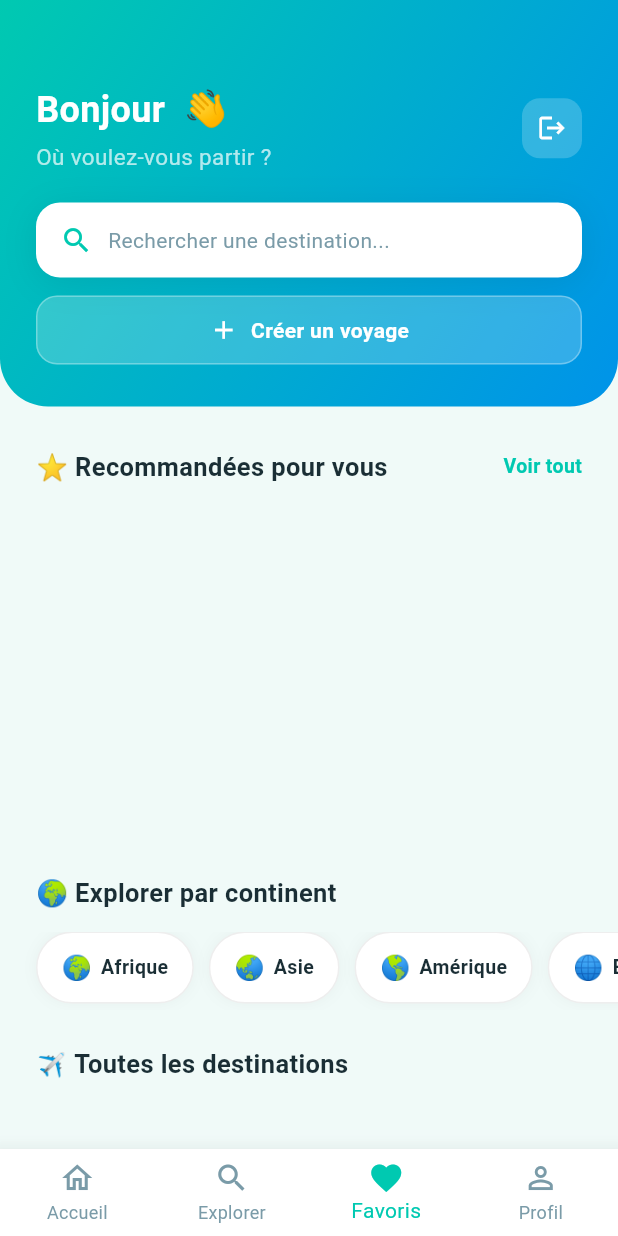
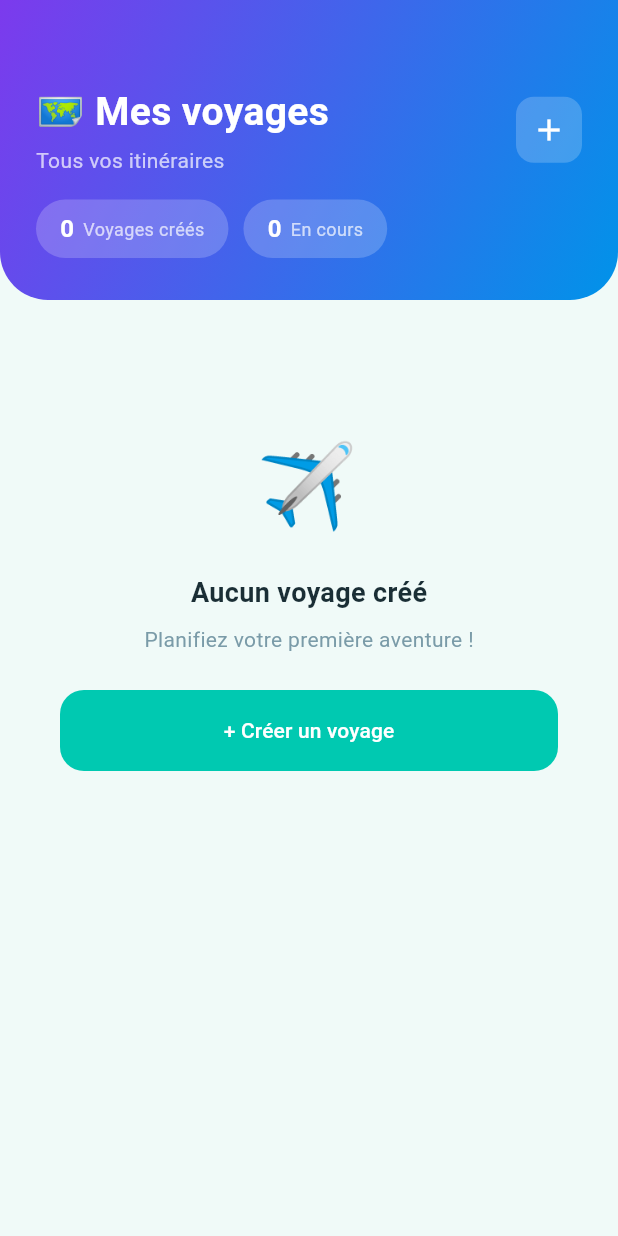
Before and after one commit to Lylouuu/-voyage_app, a Flutter app: the screen it shows once a user with an empty profile is signed in, item 3 of the bottom bar chosen, on a phone screen of 412 x 824 dp. Run offline on Flutter 3.47's test engine with Material 3 defaults, Android fonts, the phone set to English and light mode, and no system bars; our stand-ins replace cached_network_image, flutter_dotenv, supabase_flutter; accounts and stored records are empty; Roboto replaces fonts that are missing (Poppins).

Commit message:
feat: ecran mes voyages fonctionnel

```diff
--- a/lib/features/home/screens/home_screen.dart
+++ b/lib/features/home/screens/home_screen.dart
@@ -6,6 +6,7 @@ import 'package:voyage_app/features/detail/screens/detail_screen.dart';
 import 'package:voyage_app/features/profile/screens/profile_screen.dart';
 import 'package:voyage_app/features/search/screens/search_screen.dart';
 import 'package:voyage_app/features/voyage/screens/create_voyage_screen.dart';
+import 'package:voyage_app/features/voyage/screens/mes_voyages_screen.dart';
 
 class HomeScreen extends StatefulWidget {
   const HomeScreen({super.key});
@@ -598,6 +599,11 @@ class _HomeScreenState extends State<HomeScreen> {
             context,
             MaterialPageRoute(builder: (_) => const SearchScreen()),
           );
+        } else if (i == 2) {
+          Navigator.push(
+            context,
+            MaterialPageRoute(builder: (_) => const MesVoyagesScreen()),
+          );
         } else if (i == 3) {
           Navigator.push(
             context,
@@ -625,9 +631,9 @@ class _HomeScreenState extends State<HomeScreen> {
           label: 'Explorer',
         ),
         BottomNavigationBarItem(
-          icon: Icon(Icons.favorite_outline),
-          activeIcon: Icon(Icons.favorite),
-          label: 'Favoris',
+          icon: Icon(Icons.luggage_outlined),
+          activeIcon: Icon(Icons.luggage),
+          label: 'Mes Voyages',
         ),
         BottomNavigationBarItem(
           icon: Icon(Icons.person_outline),
--- /dev/null
+++ b/lib/features/voyage/screens/mes_voyages_screen.dart
@@ -0,0 +1,484 @@
+import 'package:flutter/material.dart';
+import 'package:supabase_flutter/supabase_flutter.dart';
+import 'package:voyage_app/core/theme/app_theme.dart';
+import 'package:voyage_app/features/voyage/screens/create_voyage_screen.dart';
+
+class MesVoyagesScreen extends StatefulWidget {
+  const MesVoyagesScreen({super.key});
+
+  @override
+  State<MesVoyagesScreen> createState() => _MesVoyagesScreenState();
+}
+
+class _MesVoyagesScreenState extends State<MesVoyagesScreen> {
+  final _supabase = Supabase.instance.client;
+  List<Map<String, dynamic>> _voyages = [];
+  bool _loading = true;
+
+  @override
+  void initState() {
+    super.initState();
+    _loadVoyages();
+  }
+
+  Future<void> _loadVoyages() async {
+    final user = _supabase.auth.currentUser;
+    if (user == null) return;
+    try {
+      final voyages = await _supabase
+          .from('plans_voyage')
+          .select('*, plan_villes(villes(nom, image_url, pays(nom)))')
+          .eq('id_user', user.id)
+          .order('created_at', ascending: false);
+      if (mounted) {
+        setState(() {
+          _voyages = List<Map<String, dynamic>>.from(voyages);
+          _loading = false;
+        });
+      }
+    } catch (e) {
+      debugPrint('Erreur chargement voyages: $e');
+      if (mounted) setState(() => _loading = false);
+    }
+  }
+
+  Future<void> _deleteVoyage(String id) async {
+    final confirm = await showDialog<bool>(
+      context: context,
+      builder: (_) => AlertDialog(
+        title: const Text('Supprimer ce voyage ?'),
+        content: const Text('Cette action est irréversible.'),
+        actions: [
+          TextButton(
+            onPressed: () => Navigator.pop(context, false),
+            child: const Text('Annuler'),
+          ),
+          TextButton(
+            onPressed: () => Navigator.pop(context, true),
+            child: const Text('Supprimer', style: TextStyle(color: Colors.red)),
+          ),
+        ],
+      ),
+    );
+    if (confirm == true) {
+      await _supabase.from('plans_voyage').delete().eq('id', id);
+      _loadVoyages();
+    }
+  }
+
+  String _formatDate(String? date) {
+    if (date == null) return 'N/A';
+    final d = DateTime.parse(date);
+    return '${d.day}/${d.month}/${d.year}';
+  }
+
+  int _nombreJours(String? debut, String? fin) {
+    if (debut == null || fin == null) return 0;
+    return DateTime.parse(fin).difference(DateTime.parse(debut)).inDays;
+  }
+
+  Color _statutColor(String? statut) {
+    switch (statut) {
+      case 'en cours':
+        return const Color(0xFF4CAF50);
+      case 'terminé':
+        return AppTheme.primary;
+      case 'annulé':
+        return AppTheme.coral;
+      default:
+        return AppTheme.muted;
+    }
+  }
+
+  @override
+  Widget build(BuildContext context) {
+    return Scaffold(
+      backgroundColor: AppTheme.background,
+      body: CustomScrollView(
+        slivers: [
+          // Header
+          SliverToBoxAdapter(
+            child: Container(
+              padding: const EdgeInsets.fromLTRB(24, 56, 24, 28),
+              decoration: const BoxDecoration(
+                gradient: LinearGradient(
+                  begin: Alignment.topLeft,
+                  end: Alignment.bottomRight,
+                  colors: [Color(0xFF7C3AED), Color(0xFF0093E9)],
+                ),
+                borderRadius: BorderRadius.only(
+                  bottomLeft: Radius.circular(32),
+                  bottomRight: Radius.circular(32),
+                ),
+              ),
+              child: Column(
+                crossAxisAlignment: CrossAxisAlignment.start,
+                children: [
+                  Row(
+                    mainAxisAlignment: MainAxisAlignment.spaceBetween,
+                    children: [
+                      const Column(
+                        crossAxisAlignment: CrossAxisAlignment.start,
+                        children: [
+                          Text(
+                            '🗺️ Mes voyages',
+                            style: TextStyle(
+                              fontSize: 26,
+                              fontWeight: FontWeight.bold,
+                              color: Colors.white,
+                            ),
+                          ),
+                          SizedBox(height: 4),
+                          Text(
+                            'Tous vos itinéraires',
+                            style: TextStyle(
+                              fontSize: 14,
+                              color: Colors.white70,
+                            ),
+                          ),
+                        ],
+                      ),
+                      GestureDetector(
+                        onTap: () async {
+                          final result = await Navigator.push(
+                            context,
+                            MaterialPageRoute(
+                              builder: (_) => const CreateVoyageScreen(),
+                            ),
+                          );
+                          if (result == true) _loadVoyages();
+                        },
+                        child: Container(
+                          padding: const EdgeInsets.all(10),
+                          decoration: BoxDecoration(
+                            color: Colors.white.withValues(alpha: 0.2),
+                            borderRadius: BorderRadius.circular(12),
+                          ),
+                          child: const Icon(
+                            Icons.add,
+                            color: Colors.white,
+                            size: 24,
+                          ),
+                        ),
+                      ),
+                    ],
+                  ),
+                  const SizedBox(height: 16),
+                  // Stats
+                  Row(
+                    children: [
+                      _buildStatBadge('${_voyages.length}', 'Voyages créés'),
+                      const SizedBox(width: 10),
+                      _buildStatBadge(
+                        '${_voyages.where((v) => v['statut'] == 'en cours').length}',
+                        'En cours',
+                      ),
+                    ],
+                  ),
+                ],
+              ),
+            ),
+          ),
+
+          // Liste
+          _loading
+              ? const SliverToBoxAdapter(
+                  child: Padding(
+                    padding: EdgeInsets.only(top: 100),
+                    child: Center(
+                      child: CircularProgressIndicator(color: AppTheme.primary),
+                    ),
+                  ),
+                )
+              : _voyages.isEmpty
+              ? SliverToBoxAdapter(
+                  child: Padding(
+                    padding: const EdgeInsets.only(top: 80),
+                    child: Column(
+                      children: [
+                        const Text('✈️', style: TextStyle(fontSize: 60)),
+                        const SizedBox(height: 16),
+                        const Text(
+                          'Aucun voyage créé',
+                          style: TextStyle(
+                            fontSize: 18,
+                            fontWeight: FontWeight.bold,
+                            color: AppTheme.dark,
+                          ),
+                        ),
+                        const SizedBox(height: 8),
+                        Text(
+                          'Planifiez votre première aventure !',
+                          style: TextStyle(color: AppTheme.muted, fontSize: 14),
+                        ),
+                        const SizedBox(height: 24),
+                        Padding(
+                          padding: const EdgeInsets.symmetric(horizontal: 40),
+                          child: ElevatedButton(
+                            onPressed: () async {
+                              final result = await Navigator.push(
+                                context,
+                                MaterialPageRoute(
+                                  builder: (_) => const CreateVoyageScreen(),
+                                ),
+                              );
+                              if (result == true) _loadVoyages();
+                            },
+                            child: const Text('+ Créer un voyage'),
+                          ),
+                        ),
+                      ],
+                    ),
+                  ),
+                )
+              : SliverPadding(
+                  padding: const EdgeInsets.all(20),
+                  sliver: SliverList(
+                    delegate: SliverChildBuilderDelegate(
+                      (_, i) => _buildVoyageCard(_voyages[i]),
+                      childCount: _voyages.length,
+                    ),
+                  ),
+                ),
+
+          const SliverToBoxAdapter(child: SizedBox(height: 30)),
+        ],
+      ),
+    );
+  }
+
+  Widget _buildStatBadge(String value, String label) {
+    return Container(
+      padding: const EdgeInsets.symmetric(horizontal: 16, vertical: 8),
+      decoration: BoxDecoration(
+        color: Colors.white.withValues(alpha: 0.2),
+        borderRadius: BorderRadius.circular(50),
+      ),
+      child: Row(
+        children: [
+          Text(
+            value,
+            style: const TextStyle(
+              fontSize: 16,
+              fontWeight: FontWeight.bold,
+              color: Colors.white,
+            ),
+          ),
+          const SizedBox(width: 6),
+          Text(
+            label,
+            style: const TextStyle(fontSize: 12, color: Colors.white70),
+          ),
+        ],
+      ),
+    );
+  }
+
+  Widget _buildVoyageCard(Map<String, dynamic> voyage) {
+    final planVilles = voyage['plan_villes'] as List? ?? [];
+    final ville = planVilles.isNotEmpty
+        ? planVilles[0]['villes'] as Map<String, dynamic>?
+        : null;
+    final jours = _nombreJours(voyage['date_debut'], voyage['date_fin']);
+
+    return Container(
+      margin: const EdgeInsets.only(bottom: 16),
+      decoration: BoxDecoration(
+        color: Colors.white,
+        borderRadius: BorderRadius.circular(22),
+        boxShadow: [
+          BoxShadow(
+            color: Colors.black.withValues(alpha: 0.07),
+            blurRadius: 16,
+            offset: const Offset(0, 4),
+          ),
+        ],
+      ),
+      child: Column(
+        children: [
+          // Image destination
+          if (ville?['image_url'] != null)
+            ClipRRect(
+              borderRadius: const BorderRadius.only(
+                topLeft: Radius.circular(22),
+                topRight: Radius.circular(22),
+              ),
+              child: Image.network(
+                ville!['image_url'],
+                height: 140,
+                width: double.infinity,
+                fit: BoxFit.cover,
+                errorBuilder: (_, __, ___) => Container(
+                  height: 140,
+                  color: AppTheme.primary.withValues(alpha: 0.1),
+                  child: const Center(
+                    child: Icon(
+                      Icons.image_outlined,
+                      color: AppTheme.primary,
+                      size: 40,
+                    ),
+                  ),
+                ),
+              ),
+            ),
+
+          Padding(
+            padding: const EdgeInsets.all(16),
+            child: Column(
+              crossAxisAlignment: CrossAxisAlignment.start,
+              children: [
+                // Titre + statut
+                Row(
+                  mainAxisAlignment: MainAxisAlignment.spaceBetween,
+                  children: [
+                    Expanded(
+                      child: Text(
+                        voyage['titre'] ?? '',
+                        style: const TextStyle(
+                          fontSize: 18,
+                          fontWeight: FontWeight.bold,
+                          color: AppTheme.dark,
+                        ),
+                      ),
+                    ),
+                    Container(
+                      padding: const EdgeInsets.symmetric(
+                        horizontal: 10,
+                        vertical: 4,
+                      ),
+                      decoration: BoxDecoration(
+                        color: _statutColor(
+                          voyage['statut'],
+                        ).withValues(alpha: 0.15),
+                        borderRadius: BorderRadius.circular(50),
+                      ),
+                      child: Text(
+                        voyage['statut'] ?? '',
+                        style: TextStyle(
+                          fontSize: 11,
+                          fontWeight: FontWeight.w600,
+                          color: _statutColor(voyage['statut']),
+                        ),
+                      ),
+                    ),
+                  ],
+                ),
+
+                const SizedBox(height: 8),
+
+                // Destination
+                if (ville != null)
+                  Row(
+                    children: [
+                      const Icon(
+                        Icons.location_on,
+                        color: AppTheme.muted,
+                        size: 14,
+                      ),
+                      const SizedBox(width: 4),
+                      Text(
+                        '${ville['nom']} — ${ville['pays']?['nom'] ?? ''}',
+                        style: TextStyle(fontSize: 13, color: AppTheme.muted),
+                      ),
+                    ],
+                  ),
+
+                const SizedBox(height: 8),
+
+                // Infos
+                Row(
+                  children: [
+                    _buildInfo(
+                      Icons.calendar_today,
+                      '${_formatDate(voyage['date_debut'])} → ${_formatDate(voyage['date_fin'])}',
+                    ),
+                    const SizedBox(width: 16),
+                    _buildInfo(Icons.schedule, '$jours jours'),
+                  ],
+                ),
+
+                const SizedBox(height: 8),
+
+                Row(
+                  children: [
+                    if (voyage['type_voyage'] != null)
+                      _buildInfo(Icons.people_outline, voyage['type_voyage']),
+                    const SizedBox(width: 16),
+                    if (voyage['budget_total'] != null &&
+                        voyage['budget_total'] > 0)
+                      _buildInfo(Icons.euro, '${voyage['budget_total']}€'),
+                  ],
+                ),
+
+                if (voyage['notes'] != null &&
+                    voyage['notes'].toString().isNotEmpty) ...[
+                  const SizedBox(height: 8),
+                  Container(
+                    padding: const EdgeInsets.all(10),
+                    decoration: BoxDecoration(
+                      color: AppTheme.background,
+                      borderRadius: BorderRadius.circular(10),
+                    ),
+                    child: Row(
+                      children: [
+                        const Icon(
+                          Icons.notes,
+                          color: AppTheme.muted,
+                          size: 14,
+                        ),
+                        const SizedBox(width: 6),
+                        Expanded(
+                          child: Text(
+                            voyage['notes'],
+                            style: TextStyle(
+                              fontSize: 12,
+                              color: AppTheme.muted,
+                            ),
+                            maxLines: 2,
+                            overflow: TextOverflow.ellipsis,
+                          ),
+                        ),
+                      ],
+                    ),
+                  ),
+                ],
+
+                const SizedBox(height: 12),
+
+                // Actions
+                Row(
+                  children: [
+                    Expanded(
+                      child: OutlinedButton(
+                        onPressed: () => _deleteVoyage(voyage['id'].toString()),
+                        style: OutlinedButton.styleFrom(
+                          foregroundColor: AppTheme.coral,
+                          side: BorderSide(color: AppTheme.coral),
+                          shape: RoundedRectangleBorder(
+                            borderRadius: BorderRadius.circular(12),
+                          ),
+                        ),
+                        child: const Text('🗑️ Supprimer'),
+                      ),
+                    ),
+                  ],
+                ),
+              ],
+            ),
+          ),
+        ],
+      ),
+    );
+  }
+
+  Widget _buildInfo(IconData icon, String text) {
+    return Row(
+      mainAxisSize: MainAxisSize.min,
+      children: [
+        Icon(icon, color: AppTheme.muted, size: 14),
+        const SizedBox(width: 4),
+        Text(text, style: TextStyle(fontSize: 12, color: AppTheme.muted)),
+      ],
+    );
+  }
+}
```
